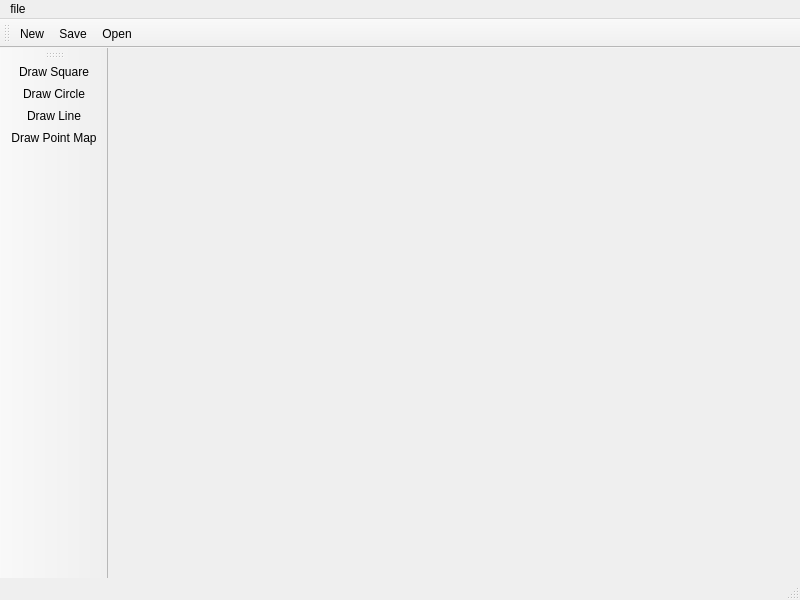
dongbu/painterRHIT, file BobRoss/Sketchpad.ui: the form before one commit.
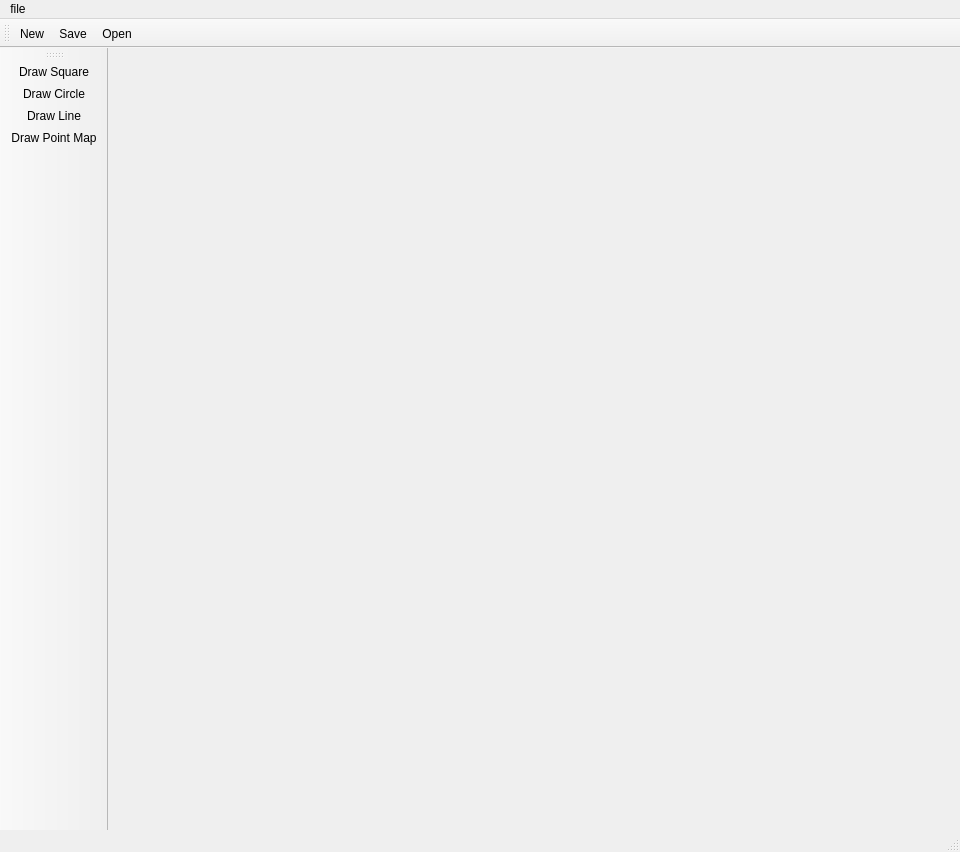
The form after the commit. Icons and pictures are not drawn.

Commit message: Can now translate from opencv matricies to Qt PixMaps && vice versa--implemented through clicking on Sketchpad.cpp.

Patch:
```diff
--- a/BobRoss/Sketchpad.ui
+++ b/BobRoss/Sketchpad.ui
@@ -6,20 +6,34 @@
    <rect>
     <x>0</x>
     <y>0</y>
-    <width>800</width>
-    <height>600</height>
+    <width>960</width>
+    <height>852</height>
    </rect>
   </property>
   <property name="windowTitle">
    <string>MainWindow</string>
   </property>
-  <widget class="QWidget" name="centralwidget"/>
+  <widget class="QWidget" name="centralwidget">
+   <widget class="QWidget" name="widget" native="true">
+    <property name="geometry">
+     <rect>
+      <x>10</x>
+      <y>10</y>
+      <width>901</width>
+      <height>750</height>
+     </rect>
+    </property>
+    <property name="cursor">
+     <cursorShape>CrossCursor</cursorShape>
+    </property>
+   </widget>
+  </widget>
   <widget class="QMenuBar" name="menubar">
    <property name="geometry">
     <rect>
      <x>0</x>
      <y>0</y>
-     <width>800</width>
+     <width>960</width>
      <height>26</height>
     </rect>
    </property>
```
The commit also changes 11 other files.
